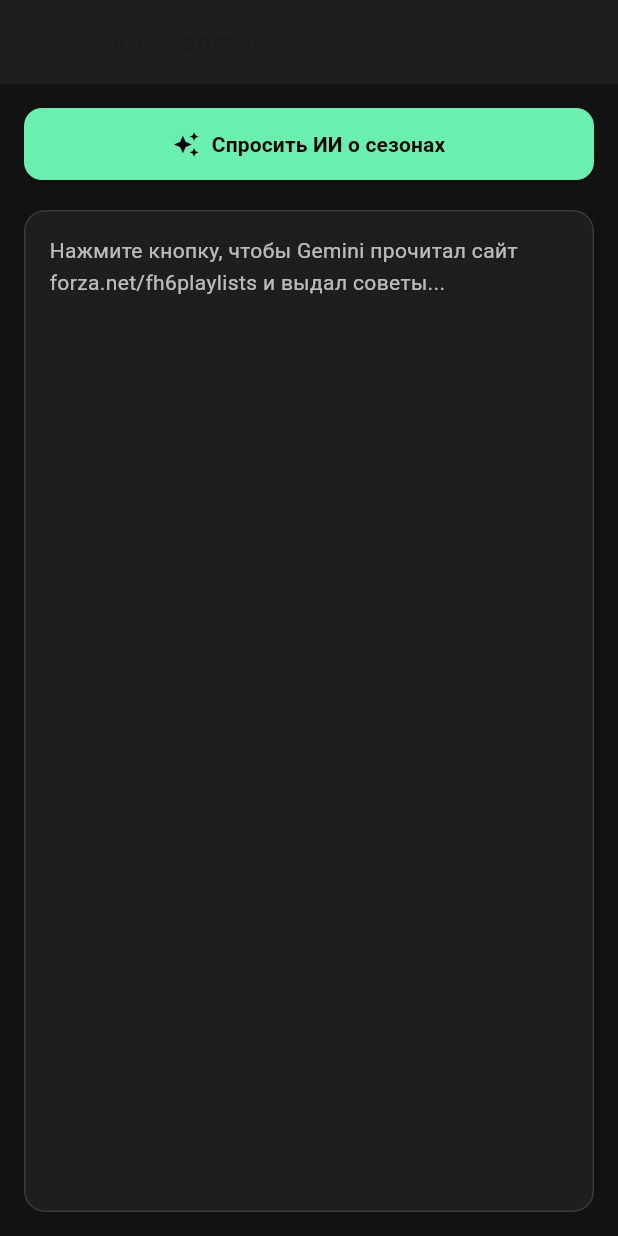
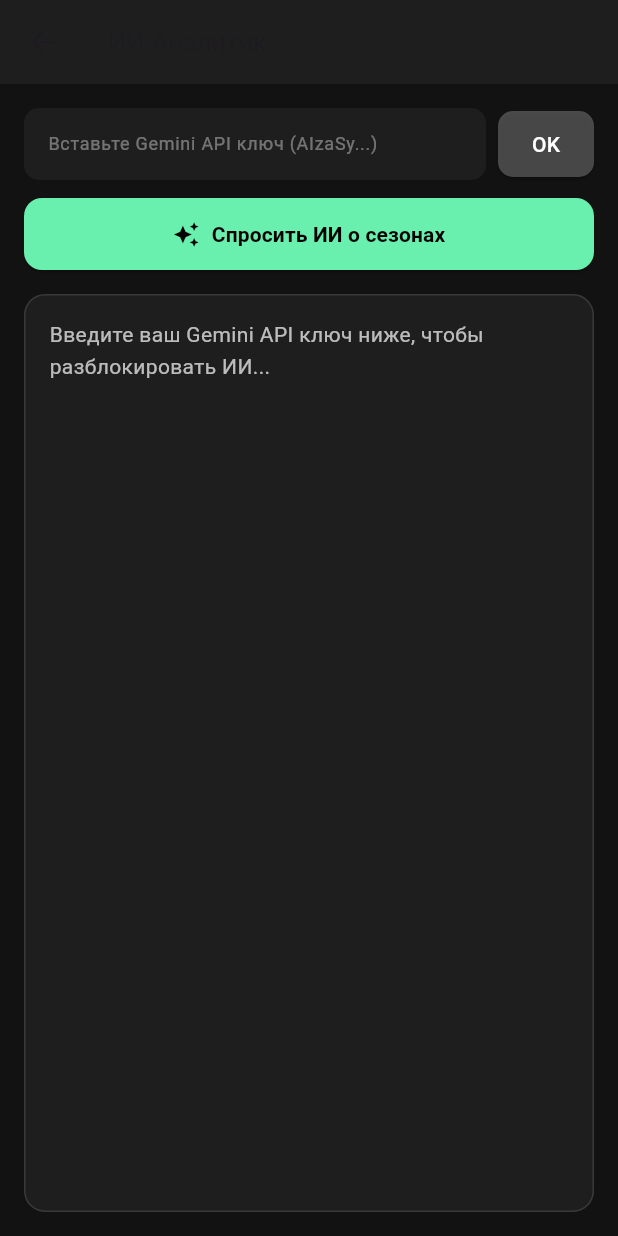
Before and after one commit to ETalking12/fh6-auction-scanner, a Flutter app: the SmartAdvisorTab screen opened directly, on a phone screen of 412 x 824 dp. Run offline on Flutter 3.47's test engine with Material 3 defaults, Android fonts, the light colour scheme and no system bars; our stand-ins replace camera, shared_preferences; missing offline and left inert: flutter_tesseract_ocr; accounts and stored records are empty; network calls fail.

Commit message:
Update main.dart

```diff
--- a/lib/main.dart
+++ b/lib/main.dart
@@ -134,7 +134,7 @@ class _FH6AuctionMasterAppState extends State<FH6AuctionMasterApp> {
 }
 
 // ==========================================
-// 1. ИИ-АНАЛИТИК САЙТА (Прямой REST API к Gemini)
+// 1. ИИ-АНАЛИТИК САЙТА (С вводом ключа в UI)
 // ==========================================
 class SmartAdvisorTab extends StatefulWidget {
   const SmartAdvisorTab({super.key});
@@ -144,14 +144,47 @@ class SmartAdvisorTab extends StatefulWidget {
 }
 
 class _SmartAdvisorTabState extends State<SmartAdvisorTab> {
-  static const _apiKey = 'AIzaSyBOoFuwfDEIOeQ2JFcutYOPt7GDbE0Anbc';
+  final TextEditingController _keyController = TextEditingController();
+  String _savedApiKey = "";
+  bool _isAnalyzing = false;
+  String _aiResponse = "Введите ваш Gemini API ключ ниже, чтобы разблокировать ИИ...";
 
-  bool _isAnalyzing = false;
-  String _aiResponse = "Нажмите кнопку, чтобы Gemini прочитал сайт forza.net/fh6playlists и выдал советы...";
+  @override
+  void initState() {
+    super.initState();
+    _loadApiKey();
+  }
 
-  Future<String> _findActiveModel() async {
-    // 1. Опрашиваем список поддерживаемых аккаунтом моделей
-    final url = Uri.parse("https://generativelanguage.googleapis.com/v1beta/models?key=$_apiKey");
+  Future<void> _loadApiKey() async {
+    final prefs = await SharedPreferences.getInstance();
+    final key = prefs.getString("gemini_user_api_key") ?? "";
+    setState(() {
+      _savedApiKey = key;
+      _keyController.text = key;
+      if (key.isNotEmpty) {
+        _aiResponse = "Ключ загружен. Нажмите кнопку, чтобы проанализировать сайт forza.net/fh6playlists.";
+      }
+    });
+  }
+
+  Future<void> _saveApiKey() async {
+    final key = _keyController.text.trim();
+    final prefs = await SharedPreferences.getInstance();
+    await prefs.setString("gemini_user_api_key", key);
+    setState(() {
+      _savedApiKey = key;
+      _aiResponse = key.isNotEmpty
+          ? "Ключ успешно сохранен! Нажмите «Спросить ИИ о сезонах»."
+          : "Ключ удален.";
+    });
+    FocusScope.of(context).unfocus();
+    ScaffoldMessenger.of(context).showSnackBar(
+      const SnackBar(content: Text("Настройки ключа обновлены"), duration: Duration(seconds: 2)),
+    );
+  }
+
+  Future<String> _findActiveModel(String apiKey) async {
+    final url = Uri.parse("https://generativelanguage.googleapis.com/v1beta/models?key=$apiKey");
     final res = await http.get(url).timeout(const Duration(seconds: 10));
 
     if (res.statusCode == 200) {
@@ -165,23 +198,27 @@ class _SmartAdvisorTabState extends State<SmartAdvisorTab> {
         }
       }
     } else {
-      throw Exception("Ошибка аккаунта/ключа (HTTP ${res.statusCode}):\n${res.body}");
+      throw Exception("Ошибка ключа (HTTP ${res.statusCode}):\n${res.body}");
     }
-    // Резервная актуальная модель по умолчанию
     return 'gemini-2.0-flash';
   }
 
   Future<void> _runAutoAnalysis() async {
+    if (_savedApiKey.isEmpty) {
+      setState(() => _aiResponse = "Сначала введите и сохраните Gemini API ключ!");
+      return;
+    }
+
     setState(() {
       _isAnalyzing = true;
       _aiResponse = "1. Проверка доступных моделей Gemini...";
     });
 
     try {
-      final activeModel = await _findActiveModel();
+      final activeModel = await _findActiveModel(_savedApiKey);
 
       if (!mounted) return;
-      setState(() => _aiResponse = "2. Загрузка forza.net/fh6playlists...\n(Модель: $activeModel)");
+      setState(() => _aiResponse = "2. Загрузка данных с forza.net/fh6playlists...\n(Модель: $activeModel)");
 
       final siteUrl = Uri.parse('https://forza.net/fh6playlists');
       final siteRes = await http.get(siteUrl).timeout(const Duration(seconds: 20));
@@ -203,8 +240,7 @@ class _SmartAdvisorTabState extends State<SmartAdvisorTab> {
       Текст: $cleanText
       ''';
 
-      // Прямой REST-запрос к API Google без посредников SDK
-      final apiUrl = Uri.parse("https://generativelanguage.googleapis.com/v1beta/models/$activeModel:generateContent?key=$_apiKey");
+      final apiUrl = Uri.parse("https://generativelanguage.googleapis.com/v1beta/models/$activeModel:generateContent?key=$_savedApiKey");
       final aiRes = await http.post(
         apiUrl,
         headers: {"Content-Type": "application/json"},
@@ -248,6 +284,37 @@ class _SmartAdvisorTabState extends State<SmartAdvisorTab> {
         child: Column(
           crossAxisAlignment: CrossAxisAlignment.stretch,
           children: [
+            // Поле для ввода и сохранения API-ключа
+            Row(
+              children: [
+                Expanded(
+                  child: TextField(
+                    controller: _keyController,
+                    obscureText: true,
+                    style: const TextStyle(color: Colors.white, fontSize: 13),
+                    decoration: InputDecoration(
+                      hintText: "Вставьте Gemini API ключ (AIzaSy...)",
+                      hintStyle: const TextStyle(color: Colors.white38, fontSize: 12),
+                      filled: true,
+                      fillColor: const Color(0xFF1E1E1E),
+                      contentPadding: const EdgeInsets.symmetric(horizontal: 12, vertical: 10),
+                      border: OutlineInputBorder(borderRadius: BorderRadius.circular(10), borderSide: BorderSide.none),
+                    ),
+                  ),
+                ),
+                const SizedBox(width: 8),
+                ElevatedButton(
+                  style: ElevatedButton.styleFrom(
+                    backgroundColor: Colors.white24,
+                    padding: const EdgeInsets.symmetric(horizontal: 14, vertical: 12),
+                    shape: RoundedRectangleBorder(borderRadius: BorderRadius.circular(10)),
+                  ),
+                  onPressed: _saveApiKey,
+                  child: const Text("OK", style: TextStyle(color: Colors.white)),
+                ),
+              ],
+            ),
+            const SizedBox(height: 12),
             ElevatedButton.icon(
               icon: _isAnalyzing
                   ? const SizedBox(width: 20, height: 20, child: CircularProgressIndicator(strokeWidth: 2, color: Colors.black))
@@ -256,7 +323,7 @@ class _SmartAdvisorTabState extends State<SmartAdvisorTab> {
               style: ElevatedButton.styleFrom(backgroundColor: Colors.greenAccent, padding: const EdgeInsets.symmetric(vertical: 14), shape: RoundedRectangleBorder(borderRadius: BorderRadius.circular(12))),
               onPressed: _isAnalyzing ? null : _runAutoAnalysis,
             ),
-            const SizedBox(height: 20),
+            const SizedBox(height: 16),
             Expanded(
               child: Container(
                 padding: const EdgeInsets.all(16),
```
